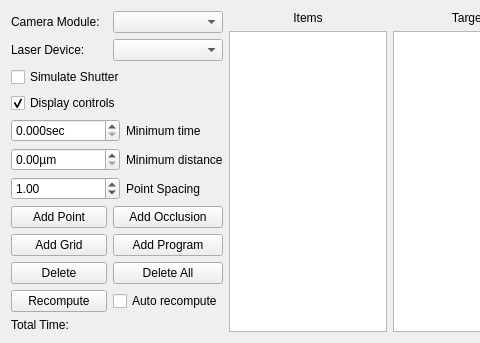
First picture: the form in lib/devices/Scanner/ProtocolTemplate.ui, repository acq4/acq4, before the edit; both pictures show x 0 to 480 and y 0 to 343 of the 825 by 343 pixel window.
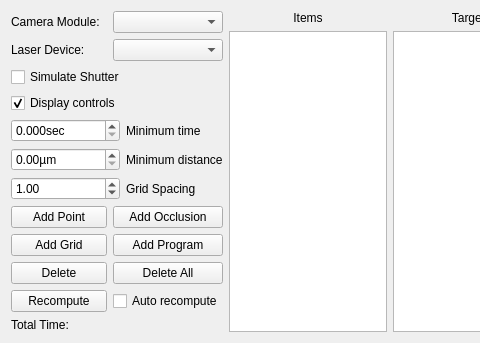
Second picture: the form after the edit.

Diff of the .ui file:
```diff
--- a/lib/devices/Scanner/ProtocolTemplate.ui
+++ b/lib/devices/Scanner/ProtocolTemplate.ui
@@ -106,7 +106,7 @@
          <item row="2" column="1">
           <widget class="QLabel" name="label_7">
            <property name="text">
-            <string>Point Spacing</string>
+            <string>Grid Spacing</string>
            </property>
           </widget>
          </item>
```
